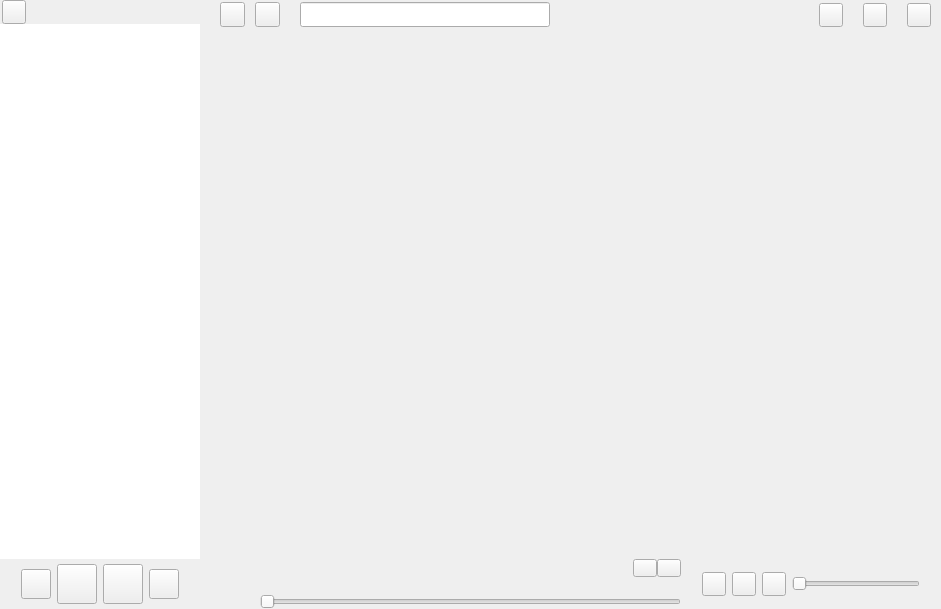
Before: the Qt Designer form src/xamp/xamp.ui in billlin0904/xamp2, drawn with Qt 5.
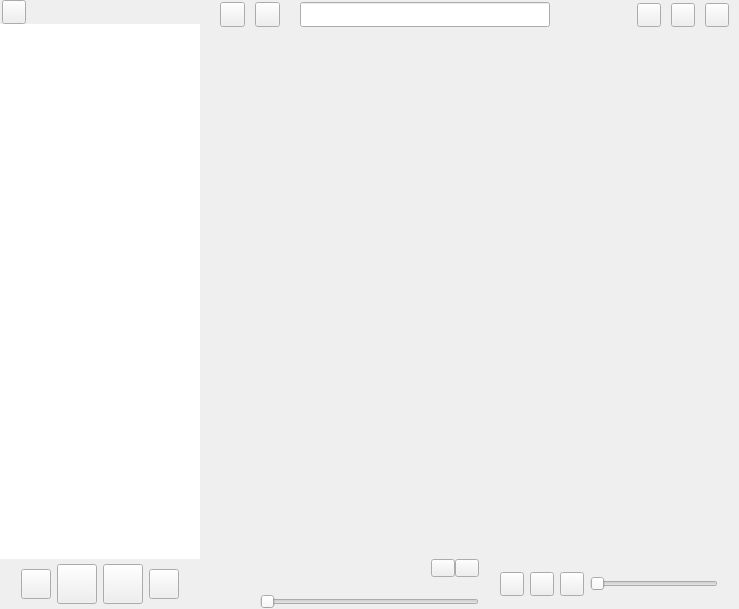
After: the same form once the commit is applied. Custom widgets are drawn as their Qt base class.

```diff
--- a/src/xamp/xamp.ui
+++ b/src/xamp/xamp.ui
@@ -6,7 +6,7 @@
    <rect>
     <x>0</x>
     <y>0</y>
-    <width>941</width>
+    <width>739</width>
     <height>609</height>
    </rect>
   </property>
@@ -726,7 +726,7 @@
            </property>
            <property name="sizeHint" stdset="0">
             <size>
-             <width>20</width>
+             <width>10</width>
              <height>20</height>
             </size>
            </property>
@@ -764,7 +764,7 @@
            </property>
            <property name="sizeHint" stdset="0">
             <size>
-             <width>20</width>
+             <width>10</width>
              <height>20</height>
             </size>
            </property>
```
Left out of the diff: 12 changed lines with no effect on the pictures.
